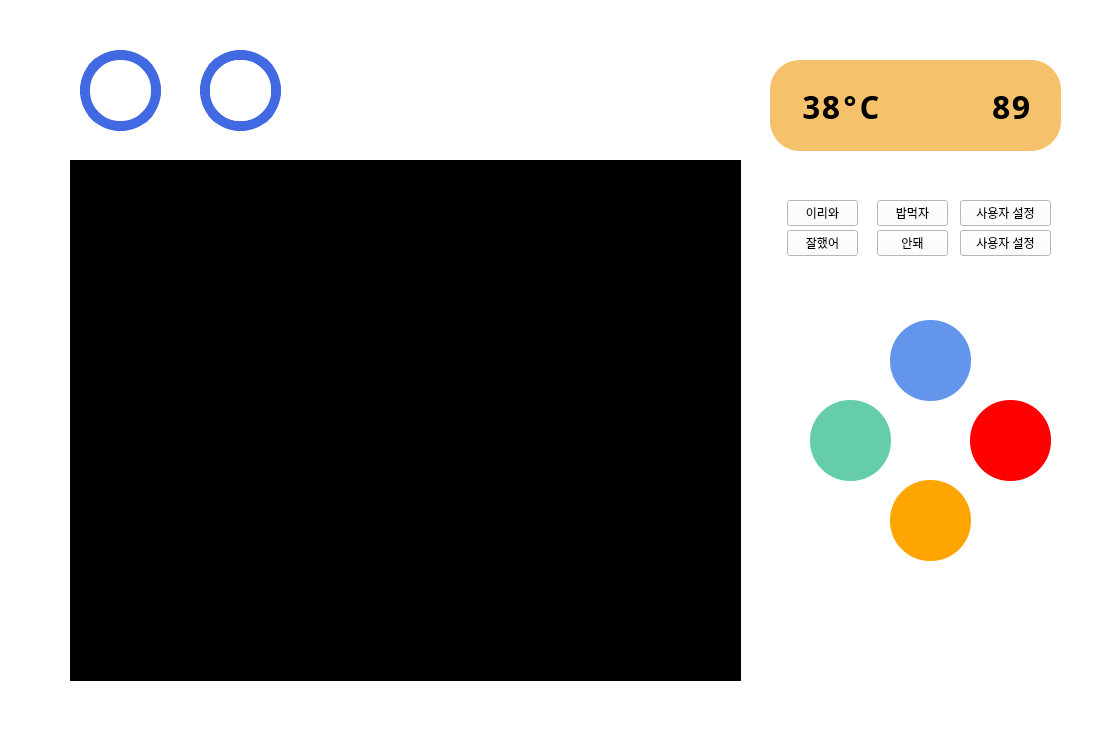
addinedu-ros-7th/iot-repo-1, file src/Client/Cam.ui: the form before one commit.
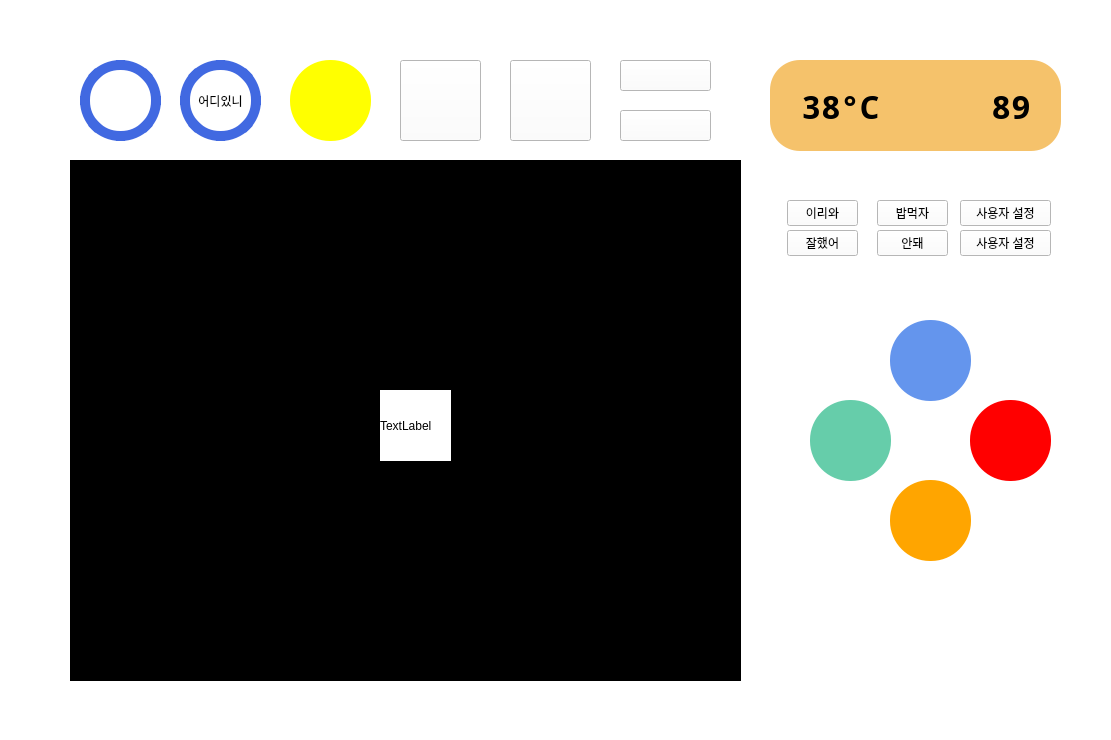
The form after the commit. Icons and pictures are not drawn.

```diff
--- a/src/Client/Cam.ui
+++ b/src/Client/Cam.ui
@@ -62,7 +62,7 @@
    <property name="geometry">
     <rect>
      <x>80</x>
-     <y>50</y>
+     <y>60</y>
      <width>81</width>
      <height>81</height>
     </rect>
@@ -118,8 +118,8 @@
   <widget class="QLabel" name="label_11">
    <property name="geometry">
     <rect>
-     <x>200</x>
-     <y>50</y>
+     <x>180</x>
+     <y>60</y>
      <width>81</width>
      <height>81</height>
     </rect>
@@ -371,34 +371,7 @@
     </size>
    </property>
   </widget>
-  <widget class="QPushButton" name="pushButton_8">
-   <property name="geometry">
-    <rect>
-     <x>210</x>
-     <y>60</y>
-     <width>61</width>
-     <height>61</height>
-    </rect>
-   </property>
-   <property name="styleSheet">
-    <string notr="true">border-style:outset;
-border-radius:30px;</string>
-   </property>
-   <property name="text">
-    <string/>
-   </property>
-   <property name="icon">
-    <iconset>
-     <normaloff>../../Downloads/paws.png</normaloff>../../Downloads/paws.png</iconset>
-   </property>
-   <property name="iconSize">
-    <size>
-     <width>40</width>
-     <height>40</height>
-    </size>
-   </property>
-  </widget>
-  <widget class="QPushButton" name="pushButton_9">
+  <widget class="QPushButton" name="btnComeOn">
    <property name="geometry">
     <rect>
      <x>787</x>
@@ -476,14 +449,113 @@
     <string>사용자 설정</string>
    </property>
   </widget>
-  <zorder>label_3</zorder>
-  <zorder>label_2</zorder>
-  <zorder>btnMain</zorder>
-  <zorder>label_9</zorder>
-  <zorder>label_11</zorder>
-  <zorder>label_16</zorder>
-  <zorder>label_17</zorder>
-  <zorder>label_4</zorder>
+  <widget class="QLabel" name="label">
+   <property name="geometry">
+    <rect>
+     <x>380</x>
+     <y>390</y>
+     <width>71</width>
+     <height>71</height>
+    </rect>
+   </property>
+   <property name="text">
+    <string>TextLabel</string>
+   </property>
+  </widget>
+  <widget class="QPushButton" name="btnPlace1">
+   <property name="geometry">
+    <rect>
+     <x>290</x>
+     <y>60</y>
+     <width>81</width>
+     <height>81</height>
+    </rect>
+   </property>
+   <property name="styleSheet">
+    <string notr="true">border-radius:40px;
+background-color:yellow;</string>
+   </property>
+   <property name="text">
+    <string/>
+   </property>
+  </widget>
+  <widget class="QPushButton" name="btnPlace2">
+   <property name="geometry">
+    <rect>
+     <x>400</x>
+     <y>60</y>
+     <width>81</width>
+     <height>81</height>
+    </rect>
+   </property>
+   <property name="text">
+    <string/>
+   </property>
+  </widget>
+  <widget class="QPushButton" name="btnSave">
+   <property name="geometry">
+    <rect>
+     <x>620</x>
+     <y>60</y>
+     <width>91</width>
+     <height>31</height>
+    </rect>
+   </property>
+   <property name="text">
+    <string/>
+   </property>
+  </widget>
+  <widget class="QPushButton" name="btnPlace3">
+   <property name="geometry">
+    <rect>
+     <x>510</x>
+     <y>60</y>
+     <width>81</width>
+     <height>81</height>
+    </rect>
+   </property>
+   <property name="text">
+    <string/>
+   </property>
+  </widget>
+  <widget class="QPushButton" name="pushButton">
+   <property name="geometry">
+    <rect>
+     <x>620</x>
+     <y>110</y>
+     <width>91</width>
+     <height>31</height>
+    </rect>
+   </property>
+   <property name="text">
+    <string/>
+   </property>
+  </widget>
+  <zorder>labelFrame</zorder>
+  <zorder>labelPulseIcon</zorder>
+  <zorder>btnMainPage</zorder>
+  <zorder>labelPulse</zorder>
+  <zorder>btnGpsPage</zorder>
+  <zorder>labelTempBody</zorder>
+  <zorder>labelTempC</zorder>
+  <zorder>labelCamera</zorder>
+  <zorder>btnRight</zorder>
+  <zorder>btnUp</zorder>
+  <zorder>btnDown</zorder>
+  <zorder>btnLeft</zorder>
+  <zorder>btnFeed</zorder>
+  <zorder>btnPlay</zorder>
+  <zorder>btnComeOn</zorder>
+  <zorder>btnGood</zorder>
+  <zorder>btnEat</zorder>
+  <zorder>btnNo</zorder>
+  <zorder>btnUsr1</zorder>
+  <zorder>btnUsr2</zorder>
+  <zorder>label</zorder>
+  <zorder>btnPlace1</zorder>
+  <zorder>btnPlace2</zorder>
+  <zorder>btnSave</zorder>
+  <zorder>btnPlace3</zorder>
   <zorder>pushButton</zorder>
   <zorder>pushButton_2</zorder>
   <zorder>pushButton_4</zorder>
```
Left out of the diff: 66 changed lines with no effect on the pictures.
